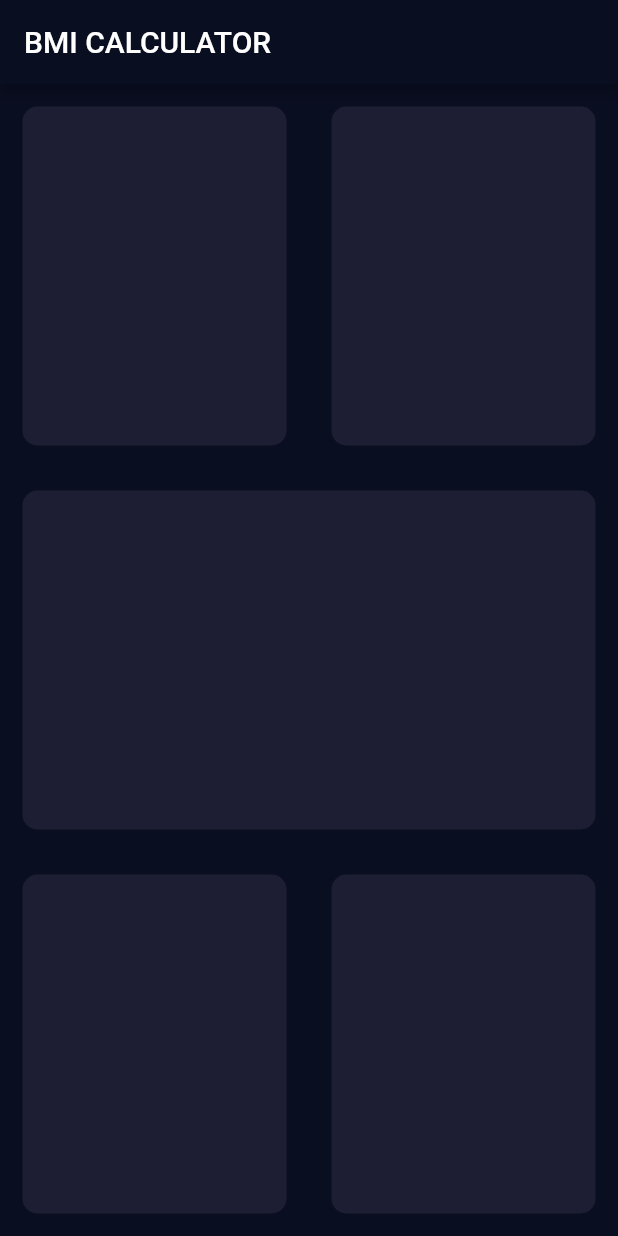
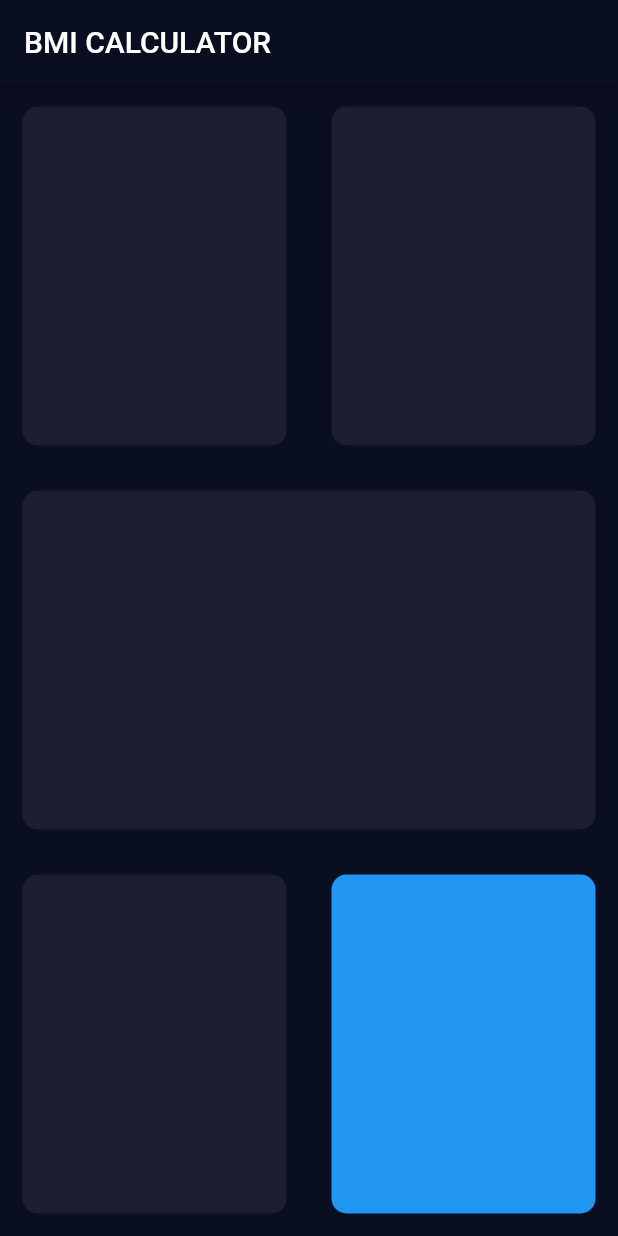
Before and after one commit to shahid0011/bmi_calculator_assignment, a Flutter app: the screen it shows after launch, on a phone screen of 412 x 824 dp. Run offline on Flutter 3.47's test engine with Material 2 defaults, Android fonts, the phone set to English and light mode, and no system bars.

Commit message:
LECTURE 57 done

```diff
--- a/lib/input_page.dart
+++ b/lib/input_page.dart
@@ -17,21 +17,24 @@ class _InputPageState extends State<InputPage> {
           Expanded(child:Row(
             children: [
               Expanded(
-                child:RepeatContainercode(),
+                child:RepeatContainerCode(
+                  colors: Color(0xFF1D1E33),
+
+                ),
               ),
               Expanded(
-                child:RepeatContainercode(),
+                child:RepeatContainerCode(colors: Color(0xFF1D1E33),),
               ),
             ],
           ),),
           Expanded(
-            child:RepeatContainercode(),),
+            child:RepeatContainerCode(colors: Color(0xFF1D1E33),),),
           Expanded(child:Row(
           children: [
     Expanded(
-      child:RepeatContainercode(),),
+      child:RepeatContainerCode(colors: Color(0xFF1D1E33),),),
     Expanded(
-      child:RepeatContainercode(),
+      child:RepeatContainerCode(colors: Colors.blue),
     ),
     ],
     ),),
@@ -41,17 +44,15 @@ class _InputPageState extends State<InputPage> {
   }
 }
 
-class RepeatContainercode extends StatelessWidget {
-  const RepeatContainercode({
-    Key key,
-  }) : super(key: key);
-
+class RepeatContainerCode extends StatelessWidget {
+  RepeatContainerCode({@required this.colors});
+final Color colors;
   @override
   Widget build(BuildContext context) {
     return Container(
       margin: EdgeInsets.all(15.0),
       decoration: BoxDecoration(
-        color: Color(0xFF1D1E33),
+        color: colors,
         borderRadius: BorderRadius.circular(10.0),
       ),
     );
```
